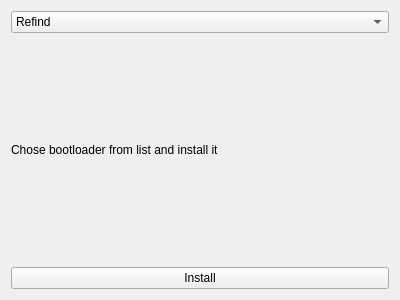
The window that Mast/bootloader.ui (jakubiszon26/Mast) describes before a commit, drawn with Qt 5.
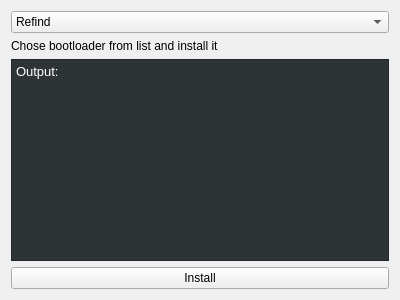
The same window after the commit.

```diff
--- a/Mast/bootloader.ui
+++ b/Mast/bootloader.ui
@@ -35,6 +35,21 @@
      </property>
     </widget>
    </item>
+   <item>
+    <widget class="QTextBrowser" name="output_textBrowser">
+     <property name="styleSheet">
+      <string notr="true">background-color: rgb(46, 52, 54);
+color: white;</string>
+     </property>
+     <property name="html">
+      <string>&lt;!DOCTYPE HTML PUBLIC &quot;-//W3C//DTD HTML 4.0//EN&quot; &quot;http://www.w3.org/TR/REC-html40/strict.dtd&quot;&gt;
+&lt;html&gt;&lt;head&gt;&lt;meta name=&quot;qrichtext&quot; content=&quot;1&quot; /&gt;&lt;style type=&quot;text/css&quot;&gt;
+p, li { white-space: pre-wrap; }
+&lt;/style&gt;&lt;/head&gt;&lt;body style=&quot; font-family:'Ubuntu'; font-size:10pt; font-weight:400; font-style:normal;&quot;&gt;
+&lt;p style=&quot; margin-top:0px; margin-bottom:0px; margin-left:0px; margin-right:0px; -qt-block-indent:0; text-indent:0px;&quot;&gt;Output:&lt;/p&gt;&lt;/body&gt;&lt;/html&gt;</string>
+     </property>
+    </widget>
+   </item>
    <item>
     <widget class="QPushButton" name="install_button">
      <property name="text">
```
